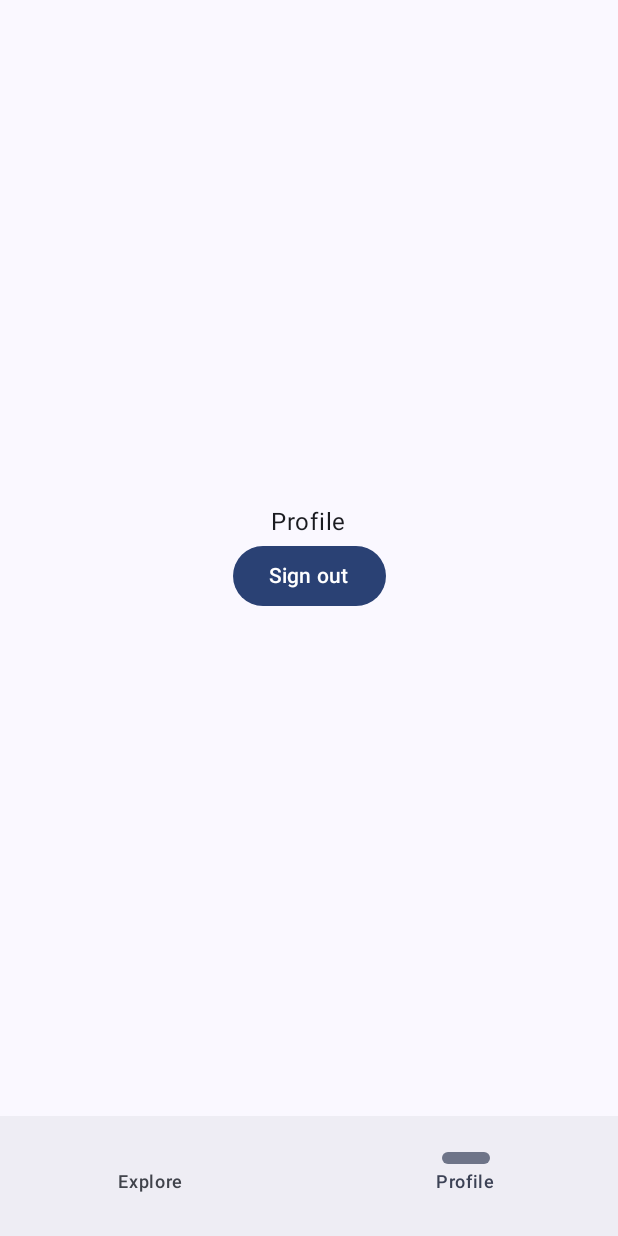
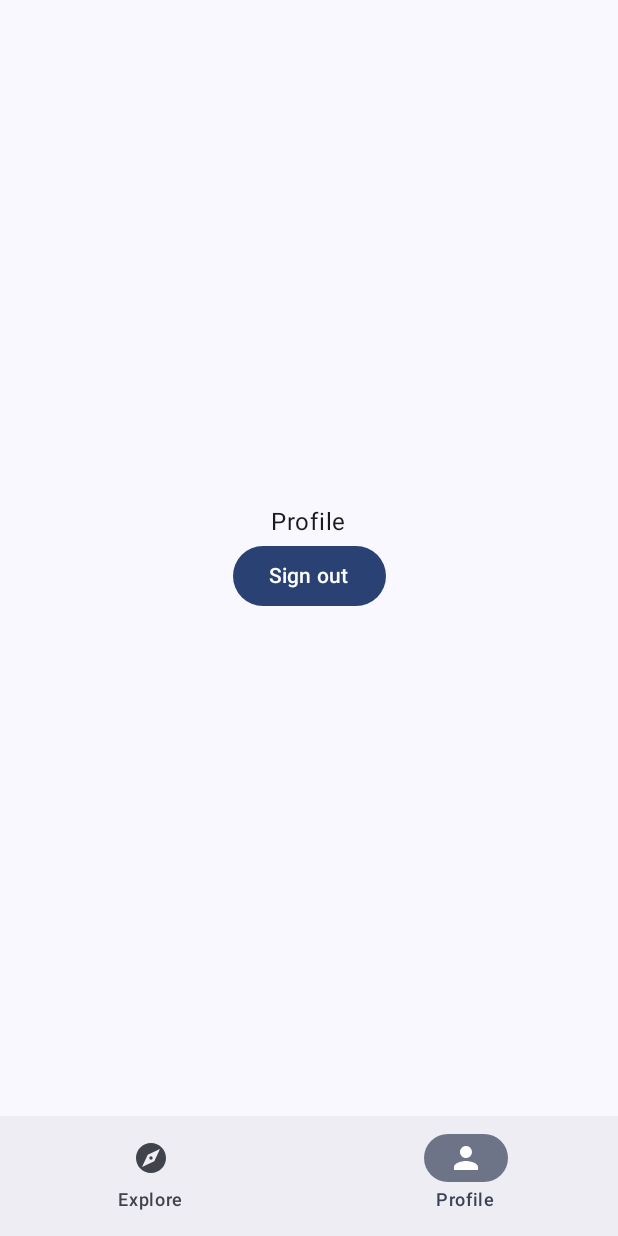
Before and after one commit to jolene-jebet/MOS, an Android app built with Jetpack Compose: the ExploreScreen screen opened through its navigation route, item 2 of the bottom bar chosen, on a phone screen of 412 x 824 dp. Run offline under Robolectric (Android 15) with nearby library versions, the phone set to English and light mode, and no system bars.

Commit message:
navigation + icons

```diff
--- a/app/build.gradle.kts
+++ b/app/build.gradle.kts
@@ -79,6 +79,7 @@ dependencies {
     implementation(libs.retrofit)
     implementation(libs.retrofit.converter.gson)
     implementation(libs.kotlinx.coroutines.android)
+    implementation(libs.androidx.compose.material.icons.extended)
 
     // TODO: enable Firebase
     // implementation(platform(libs.firebase.bom))
--- a/app/src/main/java/com/example/mos/MainActivity.kt
+++ b/app/src/main/java/com/example/mos/MainActivity.kt
@@ -7,12 +7,17 @@ import androidx.activity.compose.setContent
 import androidx.activity.enableEdgeToEdge
 import androidx.compose.foundation.layout.fillMaxSize
 import androidx.compose.foundation.layout.padding
+import androidx.compose.material.icons.Icons
+import androidx.compose.material.icons.filled.Explore
+import androidx.compose.material.icons.filled.Person
+import androidx.compose.material3.Icon
 import androidx.compose.material3.NavigationBar
 import androidx.compose.material3.NavigationBarItem
 import androidx.compose.material3.Scaffold
 import androidx.compose.material3.Text
 import androidx.compose.runtime.Composable
 import androidx.compose.runtime.getValue
+import androidx.compose.runtime.remember
 import androidx.compose.ui.Modifier
 import androidx.navigation.compose.NavHost
 import androidx.navigation.compose.composable
@@ -37,44 +42,46 @@ class MainActivity : ComponentActivity() {
     // TODO: swap the Fake ones for real ones and pass them to the ViewModels.
     private val authRepository: AuthRepository = FakeAuthRepository()
     private val routeRepository: RouteRepository = FakeRouteRepository()
-    private val riskRepository: RiskRepository = FakeRiskRepository()
+    private val riskRepository: RiskRepository by lazy { FakeRiskRepository(applicationContext)}
 
     override fun onCreate(savedInstanceState: Bundle?) {
         super.onCreate(savedInstanceState)
         enableEdgeToEdge()
         setContent {
             MOSTheme {
-                MOSApp()
+                MOSApp(authRepository = authRepository)
             }
         }
     }
 }
 
 @Composable
-fun MOSApp() {
+fun MOSApp(authRepository: AuthRepository) {
     val navController = rememberNavController()
     val backStackEntry by navController.currentBackStackEntryAsState()
     val currentRoute = backStackEntry?.destination?.route
 
-    // Bottom bar is shown only after login.
-    val showBottomBar = currentRoute != null && currentRoute != "login" && currentRoute != "signup"
+    // Resume straight into Explore if already signed in; otherwise start at Login.
+    val startDestination = remember { if (authRepository.currentUser() != null) "explore" else "login" }
+
+    // Bottom bar is shown only on the two main tabs.
+    val showBottomBar = currentRoute == "explore" || currentRoute == "profile"
 
     Scaffold(
         modifier = Modifier.fillMaxSize(),
         bottomBar = {
             if (showBottomBar) {
                 NavigationBar {
-                    // TODO: add icons
                     NavigationBarItem(
                         selected = currentRoute == "explore",
                         onClick = { navController.navigate("explore") { launchSingleTop = true } },
-                        icon = {},
+                        icon = { Icon(Icons.Default.Explore, contentDescription = "Explore") },
                         label = { Text("Explore") }
                     )
                     NavigationBarItem(
                         selected = currentRoute == "profile",
                         onClick = { navController.navigate("profile") { launchSingleTop = true } },
-                        icon = {},
+                        icon = { Icon(Icons.Default.Person, contentDescription = "Profile") },
                         label = { Text("Profile") }
                     )
                 }
@@ -83,7 +90,7 @@ fun MOSApp() {
     ) { innerPadding ->
         NavHost(
             navController = navController,
-            startDestination = "login",
+            startDestination = startDestination,
             modifier = Modifier.padding(innerPadding)
         ) {
             composable("login") {
--- a/gradle/libs.versions.toml
+++ b/gradle/libs.versions.toml
@@ -32,6 +32,7 @@ androidx-compose-ui-tooling-preview = { group = "androidx.compose.ui", name = "u
 androidx-compose-ui-test-manifest = { group = "androidx.compose.ui", name = "ui-test-manifest" }
 androidx-compose-ui-test-junit4 = { group = "androidx.compose.ui", name = "ui-test-junit4" }
 androidx-compose-material3 = { group = "androidx.compose.material3", name = "material3" }
+androidx-compose-material-icons-extended = { group = "androidx.compose.material", name = "material-icons-extended" }
 androidx-navigation-compose = { group = "androidx.navigation", name = "navigation-compose", version.ref = "navigationCompose" }
 maps-compose = { group = "com.google.maps.android", name = "maps-compose", version.ref = "mapsCompose" }
 retrofit = { group = "com.squareup.retrofit2", name = "retrofit", version.ref = "retrofit" }
```
Also changed, not shown: app/src/main/java/com/example/mos/data/RiskRepository.kt (+34 -4 lines).
